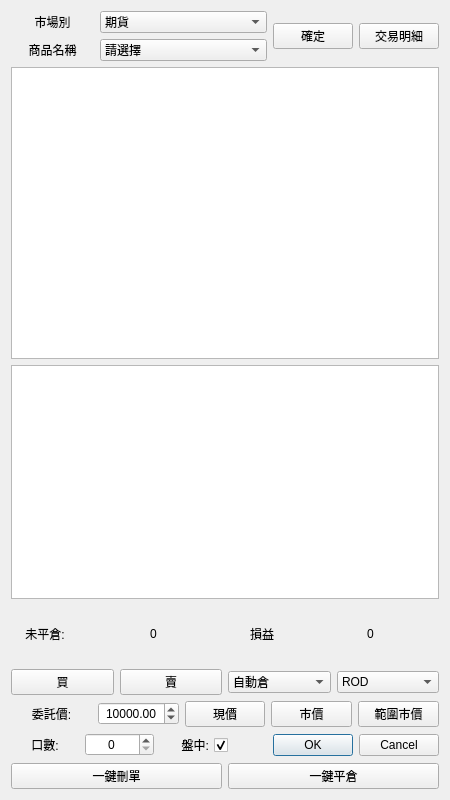
This is APIver3/UI/Commodity.ui in clamgee/python-code as Qt 5 draws it before an edit. The edited form follows.
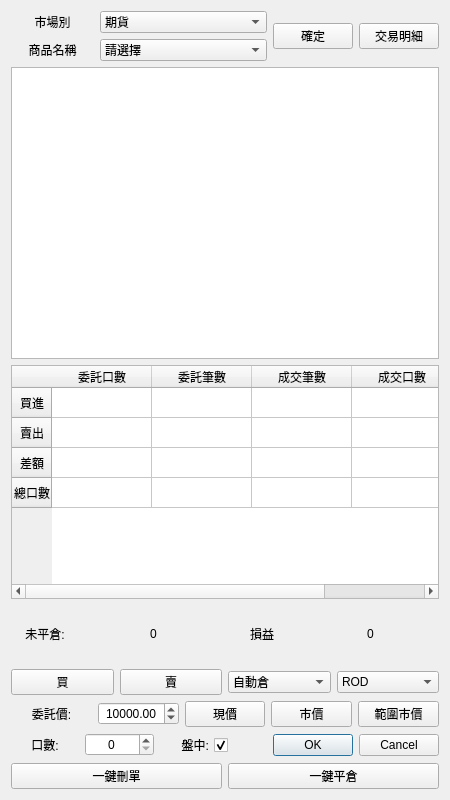
This is the edited form.

Diff of the .ui file:
```diff
--- a/APIver3/UI/Commodity.ui
+++ b/APIver3/UI/Commodity.ui
@@ -132,9 +132,6 @@
      <item row="1" column="0">
       <widget class="QTableView" name="DomTable"/>
      </item>
-     <item row="2" column="0">
-      <widget class="QTableView" name="MPTableView"/>
-     </item>
      <item row="3" column="0">
       <layout class="QHBoxLayout" name="horizontalLayout_2" stretch="1,2,1,2">
        <item>
@@ -345,6 +342,80 @@
        </item>
       </layout>
      </item>
+     <item row="2" column="0">
+      <widget class="QTableWidget" name="MPTable">
+       <property name="rowCount">
+        <number>4</number>
+       </property>
+       <property name="columnCount">
+        <number>4</number>
+       </property>
+       <row>
+        <property name="text">
+         <string>買進</string>
+        </property>
+        <property name="textAlignment">
+         <set>AlignCenter</set>
+        </property>
+       </row>
+       <row>
+        <property name="text">
+         <string>賣出</string>
+        </property>
+        <property name="textAlignment">
+         <set>AlignCenter</set>
+        </property>
+       </row>
+       <row>
+        <property name="text">
+         <string>差額</string>
+        </property>
+        <property name="textAlignment">
+         <set>AlignCenter</set>
+        </property>
+       </row>
+       <row>
+        <property name="text">
+         <string>總口數</string>
+        </property>
+        <property name="textAlignment">
+         <set>AlignCenter</set>
+        </property>
+       </row>
+       <column>
+        <property name="text">
+         <string>委託口數</string>
+        </property>
+        <property name="textAlignment">
+         <set>AlignCenter</set>
+        </property>
+       </column>
+       <column>
+        <property name="text">
+         <string>委託筆數</string>
+        </property>
+        <property name="textAlignment">
+         <set>AlignCenter</set>
+        </property>
+       </column>
+       <column>
+        <property name="text">
+         <string>成交筆數</string>
+        </property>
+        <property name="textAlignment">
+         <set>AlignCenter</set>
+        </property>
+       </column>
+       <column>
+        <property name="text">
+         <string>成交口數</string>
+        </property>
+        <property name="textAlignment">
+         <set>AlignCenter</set>
+        </property>
+       </column>
+      </widget>
+     </item>
     </layout>
    </item>
   </layout>
```
